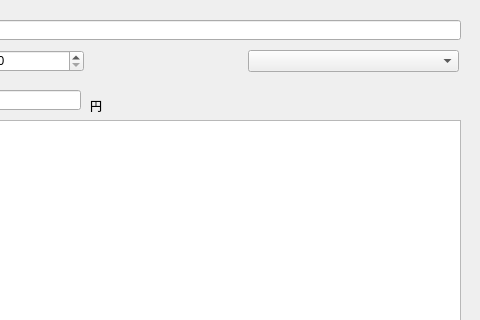
JFLABO/hoteityou, file ui/addnew.ui: the form before one commit; both pictures show x 130 to 610 and y 0 to 320 of the 610 by 441 pixel window.
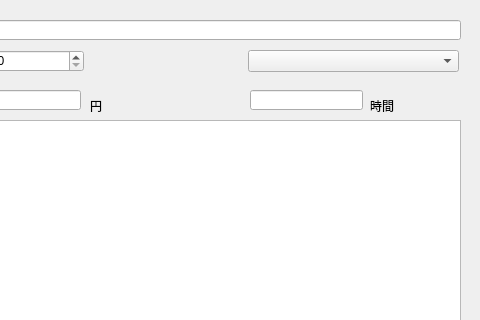
The form after the commit.

Commit message: 検索ボタン追加

Patch:
```diff
--- a/ui/addnew.ui
+++ b/ui/addnew.ui
@@ -89,6 +89,29 @@
     <string>円</string>
    </property>
   </widget>
+  <widget class="QLineEdit" name="lineEdit_3">
+   <property name="geometry">
+    <rect>
+     <x>380</x>
+     <y>90</y>
+     <width>113</width>
+     <height>20</height>
+    </rect>
+   </property>
+  </widget>
+  <widget class="QLabel" name="label_2">
+   <property name="geometry">
+    <rect>
+     <x>500</x>
+     <y>100</y>
+     <width>50</width>
+     <height>12</height>
+    </rect>
+   </property>
+   <property name="text">
+    <string>時間</string>
+   </property>
+  </widget>
  </widget>
  <resources/>
  <connections/>
```
The commit also changes 2 other files.
